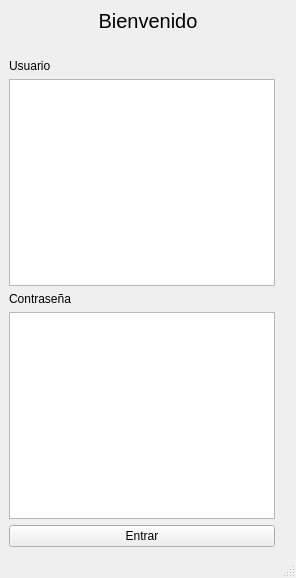
Before: the Qt Designer form Vista/untitled.ui in diegoabdul/Analitica-de-Opiniones, drawn with Qt 5.
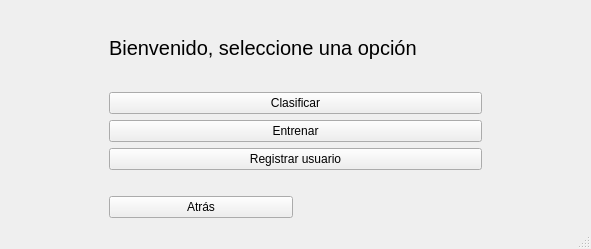
After: the same form once the commit is applied.

Commit message: ventana principal

```diff
--- a/Vista/untitled.ui
+++ b/Vista/untitled.ui
@@ -9,8 +9,8 @@
    <rect>
     <x>0</x>
     <y>0</y>
-    <width>296</width>
-    <height>578</height>
+    <width>591</width>
+    <height>249</height>
    </rect>
   </property>
   <property name="sizePolicy">
@@ -24,108 +24,211 @@
   </property>
   <widget class="QWidget" name="widget">
    <layout class="QGridLayout" name="gridLayout_2">
-    <item row="0" column="0" colspan="3">
+    <item row="1" column="1">
+     <spacer name="verticalSpacer_7">
+      <property name="orientation">
+       <enum>Qt::Vertical</enum>
+      </property>
+      <property name="sizeHint" stdset="0">
+       <size>
+        <width>20</width>
+        <height>40</height>
+       </size>
+      </property>
+     </spacer>
+    </item>
+    <item row="1" column="0">
+     <spacer name="verticalSpacer_5">
+      <property name="orientation">
+       <enum>Qt::Vertical</enum>
+      </property>
+      <property name="sizeHint" stdset="0">
+       <size>
+        <width>20</width>
+        <height>40</height>
+       </size>
+      </property>
+     </spacer>
+    </item>
+    <item row="1" column="5" colspan="2">
      <layout class="QVBoxLayout" name="verticalLayout">
       <item>
-       <widget class="QLabel" name="label">
-        <property name="font">
-         <font>
-          <pointsize>15</pointsize>
-         </font>
-        </property>
-        <property name="text">
-         <string>Bienvenido</string>
-        </property>
-        <property name="alignment">
-         <set>Qt::AlignCenter</set>
-        </property>
-       </widget>
-      </item>
-     </layout>
-    </item>
-    <item row="3" column="0">
-     <layout class="QHBoxLayout" name="horizontalLayout_5">
-      <item>
-       <widget class="QPlainTextEdit" name="textoUsuario"/>
-      </item>
-     </layout>
-    </item>
-    <item row="5" column="1">
-     <layout class="QHBoxLayout" name="horizontalLayout_3">
-      <item>
-       <layout class="QGridLayout" name="gridLayout_4">
-        <item row="0" column="0">
-         <layout class="QGridLayout" name="gridLayout_5"/>
+       <layout class="QHBoxLayout" name="horizontalLayout">
+        <item>
+         <layout class="QHBoxLayout" name="horizontalLayout_10">
+          <item>
+           <layout class="QGridLayout" name="gridLayout">
+            <item row="1" column="0">
+             <widget class="QPushButton" name="pushButton_clasificar">
+              <property name="text">
+               <string>Clasificar</string>
+              </property>
+             </widget>
+            </item>
+            <item row="3" column="0">
+             <widget class="QPushButton" name="pushButton_registrar">
+              <property name="text">
+               <string>Registrar usuario</string>
+              </property>
+             </widget>
+            </item>
+            <item row="2" column="0">
+             <widget class="QPushButton" name="pushButton_entrenar">
+              <property name="text">
+               <string>Entrenar</string>
+              </property>
+             </widget>
+            </item>
+            <item row="0" column="0">
+             <widget class="QLabel" name="label">
+              <property name="font">
+               <font>
+                <pointsize>15</pointsize>
+               </font>
+              </property>
+              <property name="text">
+               <string>Bienvenido, seleccione una opción</string>
+              </property>
+             </widget>
+            </item>
+           </layout>
+          </item>
+         </layout>
         </item>
        </layout>
       </item>
-     </layout>
-    </item>
-    <item row="5" column="0">
-     <layout class="QHBoxLayout" name="horizontalLayout_4">
       <item>
-       <widget class="QPlainTextEdit" name="textoContrasena"/>
-      </item>
-     </layout>
-    </item>
-    <item row="3" column="1">
-     <layout class="QHBoxLayout" name="horizontalLayout_6">
-      <item>
-       <layout class="QGridLayout" name="gridLayout_3">
-        <property name="sizeConstraint">
-         <enum>QLayout::SetMaximumSize</enum>
+       <spacer name="horizontalSpacer">
+        <property name="orientation">
+         <enum>Qt::Horizontal</enum>
         </property>
-       </layout>
+        <property name="sizeHint" stdset="0">
+         <size>
+          <width>40</width>
+          <height>20</height>
+         </size>
+        </property>
+       </spacer>
       </item>
      </layout>
     </item>
-    <item row="5" column="2">
-     <layout class="QGridLayout" name="gridLayout">
-      <property name="sizeConstraint">
-       <enum>QLayout::SetMaximumSize</enum>
+    <item row="1" column="7">
+     <spacer name="verticalSpacer_4">
+      <property name="orientation">
+       <enum>Qt::Vertical</enum>
       </property>
-     </layout>
+      <property name="sizeHint" stdset="0">
+       <size>
+        <width>20</width>
+        <height>40</height>
+       </size>
+      </property>
+     </spacer>
     </item>
-    <item row="4" column="0">
-     <widget class="QLabel" name="label_3">
-      <property name="text">
-       <string>Contraseña</string>
+    <item row="1" column="3">
+     <spacer name="verticalSpacer">
+      <property name="orientation">
+       <enum>Qt::Vertical</enum>
       </property>
-     </widget>
+      <property name="sizeHint" stdset="0">
+       <size>
+        <width>20</width>
+        <height>40</height>
+       </size>
+      </property>
+     </spacer>
     </item>
-    <item row="1" column="0" colspan="3">
-     <spacer name="horizontalSpacer">
+    <item row="1" column="4">
+     <spacer name="verticalSpacer_2">
       <property name="orientation">
-       <enum>Qt::Horizontal</enum>
+       <enum>Qt::Vertical</enum>
       </property>
       <property name="sizeHint" stdset="0">
        <size>
-        <width>40</width>
-        <height>20</height>
+        <width>20</width>
+        <height>40</height>
        </size>
       </property>
      </spacer>
     </item>
-    <item row="6" column="0">
-     <widget class="QPushButton" name="btn_entrar">
-      <property name="cursor">
-       <cursorShape>PointingHandCursor</cursorShape>
+    <item row="1" column="10">
+     <spacer name="verticalSpacer_6">
+      <property name="orientation">
+       <enum>Qt::Vertical</enum>
       </property>
-      <property name="text">
-       <string>Entrar</string>
+      <property name="sizeHint" stdset="0">
+       <size>
+        <width>20</width>
+        <height>40</height>
+       </size>
       </property>
-     </widget>
+     </spacer>
     </item>
-    <item row="3" column="2">
-     <layout class="QHBoxLayout" name="horizontalLayout_7"/>
+    <item row="1" column="11">
+     <spacer name="verticalSpacer_8">
+      <property name="orientation">
+       <enum>Qt::Vertical</enum>
+      </property>
+      <property name="sizeHint" stdset="0">
+       <size>
+        <width>20</width>
+        <height>40</height>
+       </size>
+      </property>
+     </spacer>
     </item>
-    <item row="2" column="0">
-     <widget class="QLabel" name="label_2">
+    <item row="3" column="5">
+     <widget class="QPushButton" name="btn_atras">
       <property name="text">
-       <string>Usuario</string>
+       <string>Atrás</string>
       </property>
      </widget>
     </item>
+    <item row="1" column="8">
+     <spacer name="verticalSpacer_3">
+      <property name="orientation">
+       <enum>Qt::Vertical</enum>
+      </property>
+      <property name="sizeHint" stdset="0">
+       <size>
+        <width>20</width>
+        <height>40</height>
+       </size>
+      </property>
+     </spacer>
+    </item>
+    <item row="1" column="9">
+     <spacer name="verticalSpacer_9">
+      <property name="orientation">
+       <enum>Qt::Vertical</enum>
+      </property>
+      <property name="sizeHint" stdset="0">
+       <size>
+        <width>20</width>
+        <height>40</height>
+       </size>
+      </property>
+     </spacer>
+    </item>
+    <item row="1" column="2">
+     <spacer name="verticalSpacer_10">
+      <property name="orientation">
+       <enum>Qt::Vertical</enum>
+      </property>
+      <property name="sizeHint" stdset="0">
+       <size>
+        <width>20</width>
+        <height>40</height>
+       </size>
+      </property>
+     </spacer>
+    </item>
+    <item row="2" column="6">
+     <layout class="QGridLayout" name="gridLayout_7"/>
+    </item>
+    <item row="2" column="5">
+     <layout class="QGridLayout" name="gridLayout_3"/>
+    </item>
    </layout>
   </widget>
   <widget class="QMenuBar" name="menubar">
```
Left out of the diff: 4 changed lines with no effect on the pictures. The commit also changes 2 other files.
